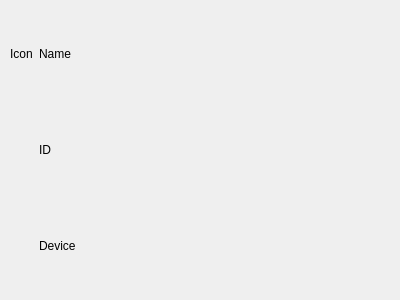
This is opensyde_tool/src/system_views/device_configuration/C_SyvDcConnectedNodeWidget.ui in openSYDE/openSYDE as Qt 5 draws it before an edit. The edited form follows.
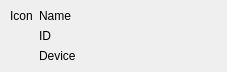
This is the edited form. Custom widgets are drawn as their Qt base class.

Diff of the .ui file:
```diff
--- a/opensyde_tool/src/system_views/device_configuration/C_SyvDcConnectedNodeWidget.ui
+++ b/opensyde_tool/src/system_views/device_configuration/C_SyvDcConnectedNodeWidget.ui
@@ -6,8 +6,8 @@
    <rect>
     <x>0</x>
     <y>0</y>
-    <width>400</width>
-    <height>300</height>
+    <width>227</width>
+    <height>72</height>
    </rect>
   </property>
   <property name="windowTitle">
```
